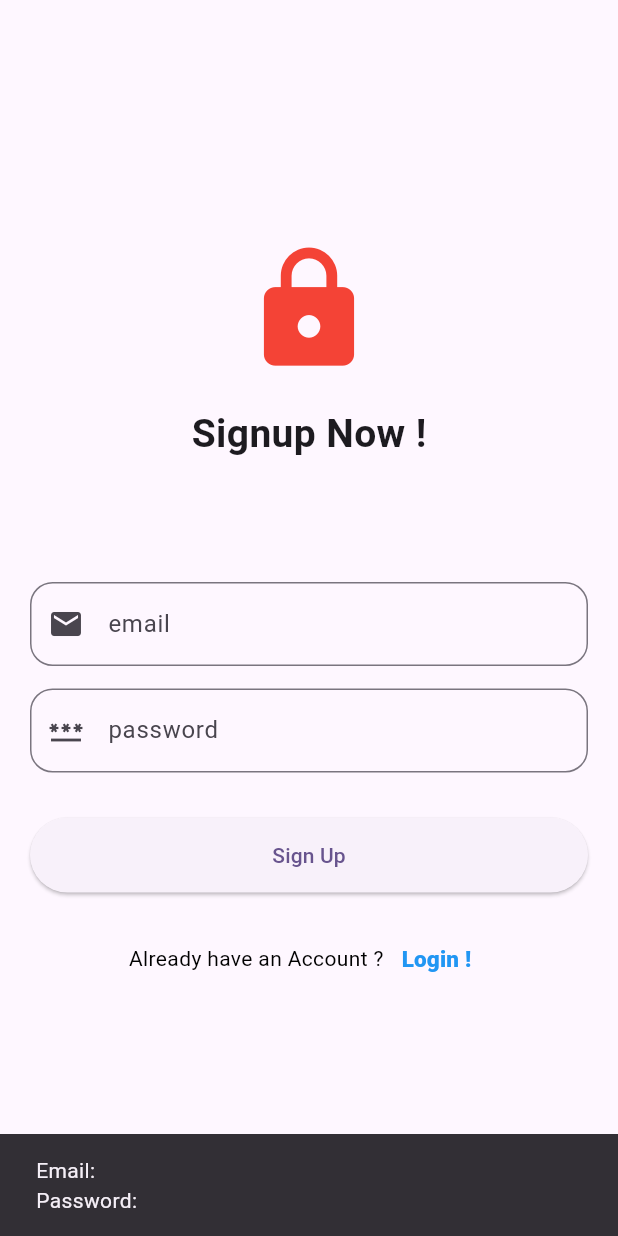
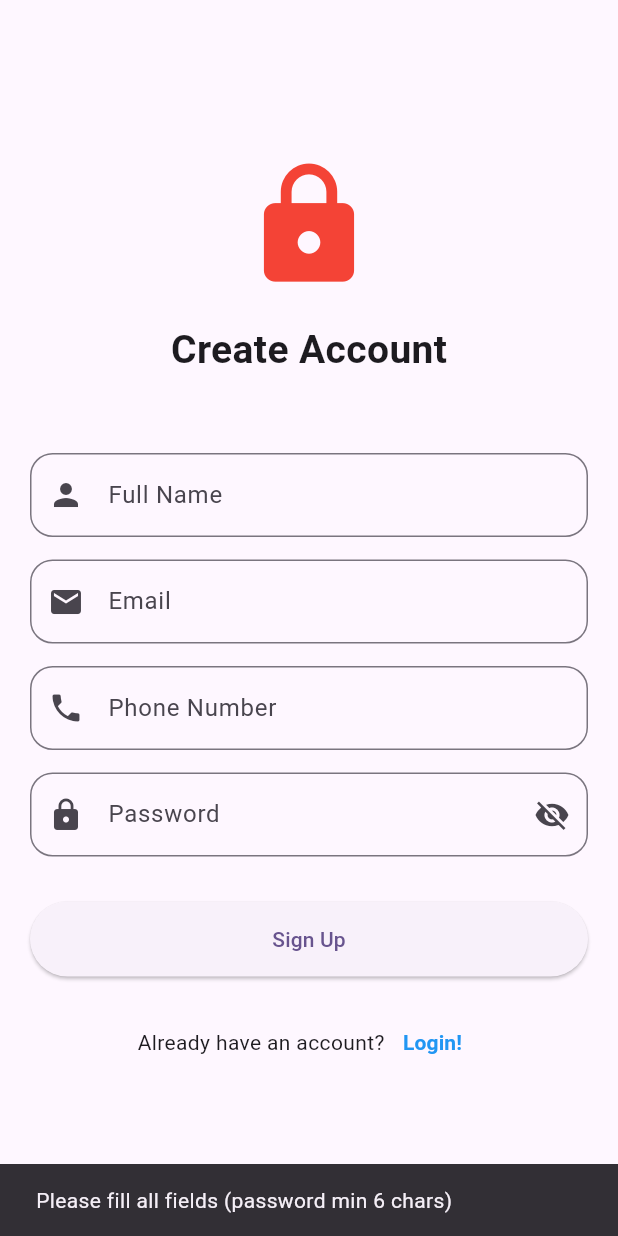
Before and after one commit to poppy1006/smartpark, a Flutter app: the SignUpPage screen opened directly, after a tap on "Sign Up", on a phone screen of 412 x 824 dp. Run offline on Flutter 3.47's test engine with Material 3 defaults, Android fonts, the phone set to English and light mode, and no system bars; our stand-ins replace flutter_map, geolocator, latlong2, supabase_flutter; accounts and stored records are empty.

Commit message:
feat: :zap: Integrated signup page

```diff
--- a/lib/authentication/signup_page.dart
+++ b/lib/authentication/signup_page.dart
@@ -1,17 +1,94 @@
 import 'package:flutter/material.dart';
 import 'package:smartparking/authentication/login_page.dart';
+import 'package:supabase_flutter/supabase_flutter.dart';
 
 class SignUpPage extends StatefulWidget {
   const SignUpPage({super.key});
 
   @override
-  State<SignUpPage> createState() => _LoginPageState();
+  State<SignUpPage> createState() => _SignUpPageState();
 }
 
-class _LoginPageState extends State<SignUpPage> {
+class _SignUpPageState extends State<SignUpPage> {
+  final _fullNameController = TextEditingController();
   final _emailController = TextEditingController();
+  final _phoneController = TextEditingController();
   final _passwordController = TextEditingController();
-  bool _obscurePassword = true; //Tobe used for password hiding
+
+  bool _loading = false;
+  bool _obscurePassword = true;
+
+  Future<void> _signUp() async {
+    final fullName = _fullNameController.text.trim();
+    final email = _emailController.text.trim();
+    final phone = _phoneController.text.trim();
+    final password = _passwordController.text.trim();
+
+    if (fullName.isEmpty ||
+        email.isEmpty ||
+        phone.isEmpty ||
+        password.length < 6) {
+      ScaffoldMessenger.of(context).showSnackBar(
+        const SnackBar(
+          content: Text('Please fill all fields (password min 6 chars)'),
+        ),
+      );
+      return;
+    }
+
+    setState(() => _loading = true);
+
+    try {
+      // 1️⃣ Create Supabase Auth user
+      final authResponse = await Supabase.instance.client.auth.signUp(
+        email: email,
+        password: password,
+      );
+
+      final user = authResponse.user;
+
+      if (user == null) {
+        throw Exception('Signup failed');
+      }
+
+      // 2️⃣ Insert user profile data
+      await Supabase.instance.client.from('users').insert({
+        'id': user.id,
+        'full_name': fullName,
+        'email': email,
+        'phone': phone,
+        'role': 'user',
+        'is_active': true,
+        'created_at': DateTime.now().toIso8601String(),
+      });
+
+      // 3️⃣ Success
+      ScaffoldMessenger.of(context).showSnackBar(
+        const SnackBar(content: Text('Account created successfully')),
+      );
+
+      Navigator.pushReplacement(
+        context,
+        MaterialPageRoute(builder: (_) => const LoginPage()),
+      );
+    } catch (e) {
+      ScaffoldMessenger.of(context).showSnackBar(
+        SnackBar(content: Text('Signup error: $e')),
+      );
+    } finally {
+      setState(() => _loading = false);
+    }
+  }
+
+  @override
+  void dispose() {
+    _fullNameController.dispose();
+    _emailController.dispose();
+    _phoneController.dispose();
+    _passwordController.dispose();
+    super.dispose();
+  }
+
   @override
   Widget build(BuildContext context) {
     return Scaffold(
@@ -24,77 +101,116 @@ class _LoginPageState extends State<SignUpPage> {
               const Icon(Icons.lock, size: 90, color: Colors.red),
               const SizedBox(height: 20),
               const Text(
-                "Signup Now !",
+                "Create Account",
                 style: TextStyle(fontSize: 26, fontWeight: FontWeight.bold),
               ),
-              const SizedBox(height: 80),
+
+              const SizedBox(height: 50),
+
+              // Full Name
+              TextField(
+                controller: _fullNameController,
+                decoration: const InputDecoration(
+                  labelText: "Full Name",
+                  prefixIcon: Icon(Icons.person),
+                  border: OutlineInputBorder(
+                    borderRadius: BorderRadius.all(Radius.circular(15)),
+                  ),
+                ),
+              ),
+
+              const SizedBox(height: 15),
+
+              // Email
               TextField(
                 controller: _emailController,
                 keyboardType: TextInputType.emailAddress,
                 decoration: const InputDecoration(
-                  labelText: "email",
-                  // hint: Text("Email"),
+                  labelText: "Email",
                   prefixIcon: Icon(Icons.email),
                   border: OutlineInputBorder(
                     borderRadius: BorderRadius.all(Radius.circular(15)),
                   ),
                 ),
               ),
-              SizedBox(height: 15),
-              // password
+
+              const SizedBox(height: 15),
+
+              // Phone
               TextField(
-                controller: _passwordController,
-                keyboardType: TextInputType.visiblePassword,
+                controller: _phoneController,
+                keyboardType: TextInputType.phone,
                 decoration: const InputDecoration(
-                  labelText: "password",
-                  // hint: Text("Password"),
-                  prefixIcon: Icon(Icons.password),
+                  labelText: "Phone Number",
+                  prefixIcon: Icon(Icons.phone),
                   border: OutlineInputBorder(
                     borderRadius: BorderRadius.all(Radius.circular(15)),
                   ),
                 ),
               ),
+
+              const SizedBox(height: 15),
+
+              // Password
+              TextField(
+                controller: _passwordController,
+                obscureText: _obscurePassword,
+                decoration: InputDecoration(
+                  labelText: "Password",
+                  prefixIcon: const Icon(Icons.lock),
+                  suffixIcon: IconButton(
+                    icon: Icon(
+                      _obscurePassword
+                          ? Icons.visibility_off
+                          : Icons.visibility,
+                    ),
+                    onPressed: () {
+                      setState(() {
+                        _obscurePassword = !_obscurePassword;
+                      });
+                    },
+                  ),
+                  border: const OutlineInputBorder(
+                    borderRadius: BorderRadius.all(Radius.circular(15)),
+                  ),
+                ),
+              ),
+
               const SizedBox(height: 30),
-              // Login button
+
+              // Signup Button
               SizedBox(
                 width: double.infinity,
                 height: 50,
                 child: ElevatedButton(
-                  onPressed: () {
-                    final email = _emailController.text;
-                    final password = _passwordController.text;
-                    ScaffoldMessenger.of(context).showSnackBar(
-                      SnackBar(
-                        content: Text('Email: $email\nPassword: $password'),
-                      ),
-                    );
-                  },
-                  child: Text("Sign Up"),
+                  onPressed: _loading ? null : _signUp,
+                  child: _loading
+                      ? const CircularProgressIndicator(color: Colors.white)
+                      : const Text("Sign Up"),
                 ),
               ),
-              SizedBox(height: 20),
+
+              const SizedBox(height: 20),
+
+              // Login Redirect
               Row(
                 mainAxisAlignment: MainAxisAlignment.center,
                 children: [
-                  Text(
-                    "Already have an Account ?",
-                    style: TextStyle(color: Colors.black),
-                  ),
+                  const Text("Already have an account?"),
                   TextButton(
                     onPressed: () {
-                      Navigator.push(
+                      Navigator.pushReplacement(
                         context,
-                        MaterialPageRoute<void>(
-                          builder: (BuildContext context) => const LoginPage(),
+                        MaterialPageRoute(
+                          builder: (_) => const LoginPage(),
                         ),
                       );
                     },
-                    child: Text(
-                      "Login !",
+                    child: const Text(
+                      "Login!",
                       style: TextStyle(
+                        fontWeight: FontWeight.bold,
                         color: Colors.blue,
-                        fontWeight: FontWeight.w900,
-                        fontSize: 15,
                       ),
                     ),
                   ),
```
